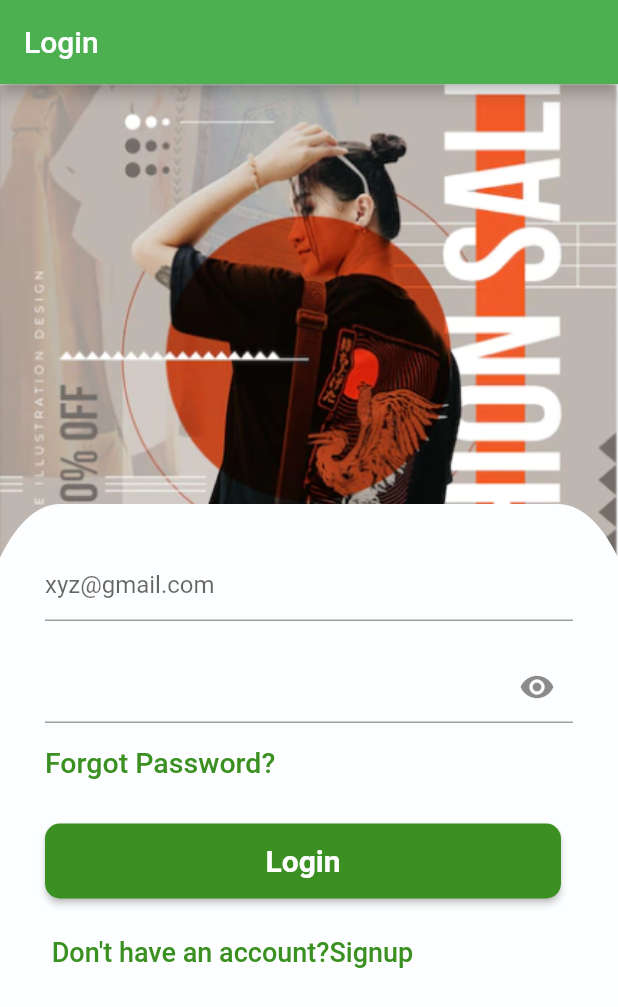
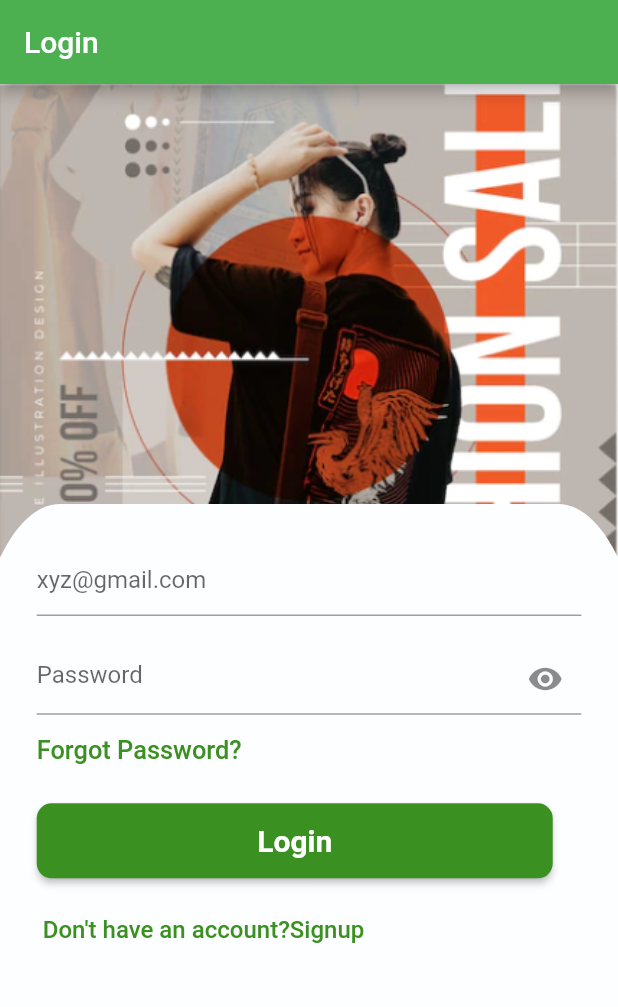
Before and after one commit to LET-BE-X/Givegi, a Flutter app: the screen it shows after launch, on a phone screen of 412 x 824 dp. Shown: the top 1007 px of the screen. Run offline on Flutter 3.47's test engine with Material 2 defaults, Android fonts, the phone set to English and light mode, and no system bars; our stand-ins replace carousel_slider, curved_navigation_bar, flutter_screenutil, flutter_svg, gap, geolocator and 4 more; missing offline and left inert: flutter_verification_code, open_street_map_search_and_pick.

Commit message:
minor change (#10)

```diff
--- a/lib/view/HomeScreen/Widgets/HomeTopBar.dart
+++ b/lib/view/HomeScreen/Widgets/HomeTopBar.dart
@@ -19,8 +19,8 @@ class HomeTopBar extends StatelessWidget {
       child: Column(
         children: [
           Gap(20.h),
-          Image.asset(logo,height: 60.h,width: 95.h,),
-          Gap(10.h),
+          Image.asset(logo,height: 60.h,width: 110.h,),
+          Gap(15.h),
           Row(
             children: [
               Gap(20.h),
@@ -29,7 +29,7 @@ class HomeTopBar extends StatelessWidget {
                 height: 50.h,
                 child: SearchBar(
                   shape: MaterialStatePropertyAll(RoundedRectangleBorder(borderRadius: BorderRadius.circular(12.h))),
-                 elevation: MaterialStateProperty.all(2.h),
+                 elevation: MaterialStateProperty.all(16/9.h),
                   hintText: "Search Products",
                   hintStyle: MaterialStateProperty.all(const TextStyle(color: Colors.grey,fontWeight: FontWeight.normal,)),
                 leading: Icon(Icons.search,color: Colors.grey,size: 25.h,),
--- a/lib/view/ProfileScreen/Screens/NewAddress.dart
+++ b/lib/view/ProfileScreen/Screens/NewAddress.dart
@@ -1,6 +1,7 @@
 import 'dart:async';
 
 import 'package:flutter/material.dart';
+import 'package:flutter_screenutil/flutter_screenutil.dart';
 import 'package:geolocator/geolocator.dart';
 import 'package:latlong2/latlong.dart';
 import 'package:open_street_map_search_and_pick/open_street_map_search_and_pick.dart';
@@ -32,7 +33,7 @@ class _NewAddressState extends State<NewAddress> {
 
           buttonColor: Colors.green,
           hintText: "Search",
-          buttonHeight: 40,
+          buttonHeight: 50.h,
           buttonWidth: double.infinity,
           locationPinIconColor: Colors.green,
           buttonText: 'Save Address',
--- a/lib/view/authScreen/screens/forgot_pass.dart
+++ b/lib/view/authScreen/screens/forgot_pass.dart
@@ -31,7 +31,7 @@ class _ForgetPassState extends State<ForgetPass> {
               size: 18),
           40.heightBox,
           CustomTextfield(
-            decoration: const InputDecoration(hintText: 'E-mail Id'),
+            decoration: const InputDecoration(hintText: 'E-mail Id'),ispass: false,
           ),
           30.heightBox,
           MyButton(
--- a/lib/view/authScreen/screens/login_page.dart
+++ b/lib/view/authScreen/screens/login_page.dart
@@ -9,6 +9,7 @@ import 'package:ecommercegiveji/view/authScreen/widgets/custom_button.dart';
 import 'package:ecommercegiveji/view/authScreen/widgets/custom_stack.dart';
 import 'package:ecommercegiveji/view/authScreen/widgets/custon_textfield.dart';
 import 'package:flutter/material.dart';
+import 'package:flutter_screenutil/flutter_screenutil.dart';
 import 'package:get/get.dart';
 import 'package:velocity_x/velocity_x.dart';
 
@@ -29,12 +30,15 @@ class LoginScreen extends StatelessWidget {
             decoration: InputDecoration(
               hintText: 'xyz@gmail.com',
             ),
+            ispass: false,
           ),
-          20.heightBox,
+          20.h.heightBox,
           CustomTextfield(
-            decoration:const InputDecoration(suffixIcon: Icon(Icons.visibility)),
+            decoration:const InputDecoration(suffixIcon: Icon(Icons.visibility),hintText: "Password"),
+            ispass: true,
+
           ),
-          15.heightBox,
+          15.h.heightBox,
           GestureDetector(
             onTap: () {
               Get.to(() => const ForgetPass());
@@ -42,11 +46,11 @@ class LoginScreen extends StatelessWidget {
             child: customText(
               color: kGreenColor,
               myText: 'Forgot Password?',
-              size: 19,
+              size: 19.h,
               fontWeight: FontWeight.w500,
             ),
           ),
-          30.heightBox,
+          30.h.w.heightBox,
           MyButton(
             ontap: () {
               Get.to(() =>const Home());
@@ -63,12 +67,12 @@ class LoginScreen extends StatelessWidget {
             child: customText(
               color: kGreenColor,
               myText: ' Don\'t have an account?Signup',
-              size: 18,
+              size: 18.h,
               fontWeight: FontWeight.w500,
             ),
           )
         ],
-      ).marginOnly(left: 50, right: 50, top: 30)),
+      ).marginOnly(left: 50.h, right: 50.h, top: 30.h)),
     );
   }
 }
--- a/lib/view/authScreen/screens/signup_page.dart
+++ b/lib/view/authScreen/screens/signup_page.dart
@@ -44,7 +44,7 @@ class _SignupScreenState extends State<SignupScreen> {
                     focusColor: Colors.grey,
                     enabledBorder:
                         OutlineInputBorder(borderSide: BorderSide(width: 0.8)),
-                    focusedBorder: OutlineInputBorder())),
+                    focusedBorder: OutlineInputBorder()),ispass: false),
             30.h.heightBox,
             MyButton(
               ontap: () {
--- a/lib/view/authScreen/widgets/customText.dart
+++ b/lib/view/authScreen/widgets/customText.dart
@@ -3,6 +3,7 @@ import 'package:flutter/material.dart';
 
 Widget customText(
     {String? myText,
+      TextStyle? Style,
     TextAlign? align,
     double? size,
     FontWeight? fontWeight,
@@ -10,7 +11,7 @@ Widget customText(
   return Text(
     myText!,
     textAlign: align,
-    style: TextStyle(
-        fontSize: size, color: color ?? Colors.black, fontWeight: fontWeight),
+    style: Style==null?TextStyle(
+        fontSize: size, color: color ?? Colors.black, fontWeight: fontWeight):Style,
   );
 }
--- a/lib/view/authScreen/widgets/custon_textfield.dart
+++ b/lib/view/authScreen/widgets/custon_textfield.dart
@@ -2,15 +2,18 @@
 import 'package:flutter/material.dart';
 
 class CustomTextfield extends StatelessWidget {
+  bool ispass;
   InputDecoration? decoration;
   CustomTextfield( {
     Key? key,
-   this.decoration
+   this.decoration,
+    required this.ispass
   }) : super(key: key);
 
   @override
   Widget build(BuildContext context) {
-    return  TextField(
+    return  TextFormField(
+      obscureText: ispass,
       decoration: decoration,
     );
   }
--- a/lib/view/cart/Screens/Cart_screens.dart
+++ b/lib/view/cart/Screens/Cart_screens.dart
@@ -46,7 +46,7 @@ class _CartScreenState extends State<CartScreen> {
      persistentFooterButtons: [
 
        Column(children: [
-         customText(myText: "Subtotal:Nrs.502000",size: 20).box.alignBottomLeft.make(),
+         customText(myText: "Subtotal:Nrs.502000",size: 20,Style: TextStyle(fontWeight: FontWeight.w500,fontSize: 28.h.w)).box.alignBottomLeft.make(),
          20.h.heightBox,
          ElevatedButton(
            onPressed: () {},
@@ -54,9 +54,9 @@ class _CartScreenState extends State<CartScreen> {
                backgroundColor: MaterialStatePropertyAll(Colors.green)),
            child: Text(
              "CheckOut($items)",
-             style: TextStyle(fontSize: 20.h),
+             style: TextStyle(fontSize: 24.h.w),
            ),
-         ).box.rounded.size(400.h, 50.h).make(),
+         ).box.rounded.size(450.h.w, 50.h.w).make(),
        ],),
      ],
 
```
Also changed, not shown: lib/view/authScreen/screens/newAcc_page.dart (+12 -9 lines).
